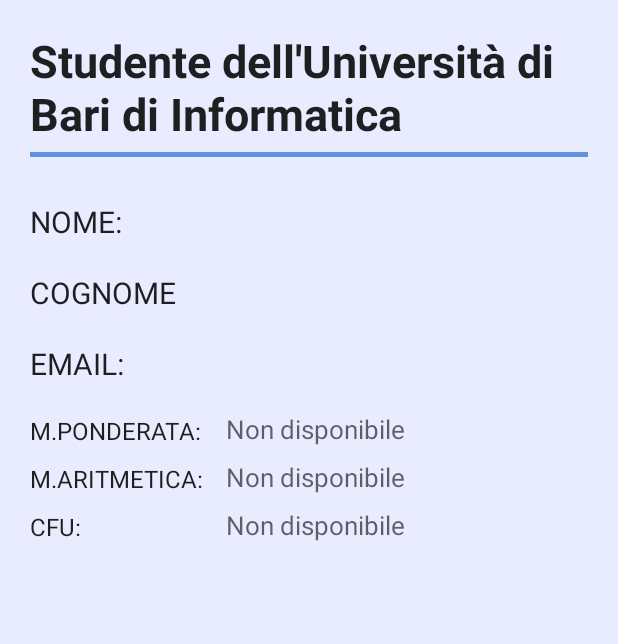
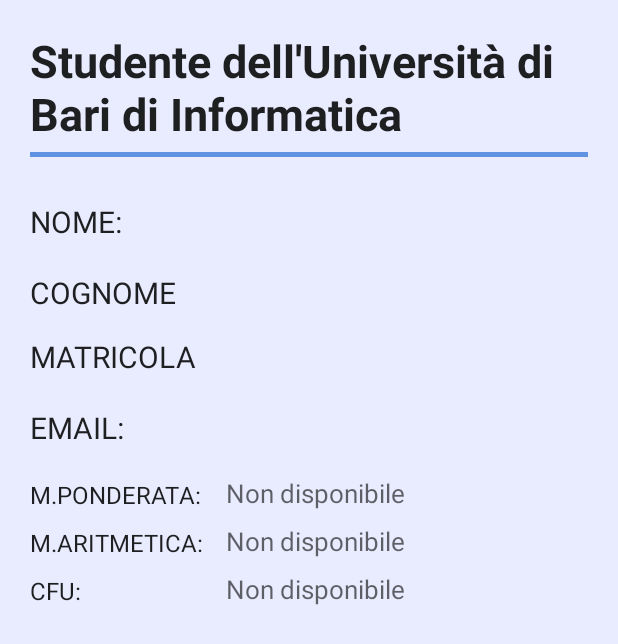
Before and after one commit to CoxRos/MyDibGruppo4, an Android app: the layout fragment_dati_personali.xml on its own in the app's theme, with its tools: preview values and no code run, on a phone screen of 412 x 824 dp. Shown: the top 644 px of the screen. Run offline under Robolectric (Android 15) with nearby library versions, the phone set to English and light mode, and no system bars.

Commit message:
added matricola to dati personali

```diff
--- a/app/src/main/java/gruppo4/dib/sms2016/mydib2016/business/logged/libretto/Libretto.java
+++ b/app/src/main/java/gruppo4/dib/sms2016/mydib2016/business/logged/libretto/Libretto.java
@@ -9,6 +9,7 @@
 import android.view.View;
 import android.view.ViewGroup;
 import android.widget.ImageView;
+import android.widget.LinearLayout;
 import android.widget.ListView;
 import android.widget.TextView;
 
@@ -39,6 +40,7 @@
     ListView listaEsami;
     TextView noItem,librettoMedia;
     ImageView noEsami;
+    LinearLayout subBar;
 
     private DAOLibretto db;
 
@@ -63,6 +65,7 @@
 
         db = new DAOLibretto(getContext());
 
+        subBar = (LinearLayout) getActivity().findViewById(R.id.subBarLibretto);
         noItem = (TextView) getActivity().findViewById(R.id.messageNoExam);
         listaEsami = (ListView) getActivity().findViewById(R.id.listEsami);
         noEsami = (ImageView) getActivity().findViewById(R.id.no_esami);
@@ -115,6 +118,7 @@
                             }
                         }
                         if (isEmpty) {
+                            subBar.setVisibility(View.GONE);
                             listaEsami.setVisibility(View.GONE);
                             noItem.setVisibility(View.VISIBLE);
                             noEsami.setVisibility(View.VISIBLE);
@@ -129,6 +133,7 @@
                 }, new Response.ErrorListener() {
                     @Override
                     public void onErrorResponse(VolleyError error) {
+                        subBar.setVisibility(View.GONE);
                         listaEsami.setVisibility(View.GONE);
                         noItem.setVisibility(View.VISIBLE);
                         noEsami.setVisibility(View.VISIBLE);
--- a/app/src/main/java/gruppo4/dib/sms2016/mydib2016/business/logged/profilo/Profilo.java
+++ b/app/src/main/java/gruppo4/dib/sms2016/mydib2016/business/logged/profilo/Profilo.java
@@ -38,6 +38,7 @@
         //Qui devo prendermi l'oggetto Utente con tutti i dati che mi vengono passati
         Bundle data = getIntent().getExtras();
         UtenteEntity utente = (UtenteEntity) data.getParcelable("utente");
+
 
         txtCognomeProfilo = (TextView) findViewById(R.id.txtCognomeProfilo);
         txtEmailProfilo = (TextView) findViewById(R.id.txtEmailProfilo);
--- a/app/src/main/java/gruppo4/dib/sms2016/mydib2016/business/logged/profilo/dati_personali/DatiPersonali.java
+++ b/app/src/main/java/gruppo4/dib/sms2016/mydib2016/business/logged/profilo/dati_personali/DatiPersonali.java
@@ -21,7 +21,7 @@
 
 public class DatiPersonali extends Fragment {
 
-    TextView nome,cognome,email,ponderata,aritmetica,cfu;
+    TextView nome,cognome,email,ponderata,aritmetica,cfu,txtMatricolaProfilo;
     public SharedPreferences preferences;
     public SharedPreferences.Editor editor;
     Utils utility;
@@ -50,6 +50,7 @@
         preferences = getActivity().getSharedPreferences("CREDENZIALI", Context.MODE_PRIVATE);
         editor = preferences.edit();
 
+        txtMatricolaProfilo = (TextView) getActivity().findViewById(R.id.matricolaProfilo);
         nome = (TextView) getActivity().findViewById(R.id.editNomeProfilo);
         cognome = (TextView) getActivity().findViewById(R.id.editCognomeProfilo);
         email = (TextView) getActivity().findViewById(R.id.editEmailProfilo);
@@ -60,6 +61,8 @@
         nome.setText(preferences.getString("nome", ""));
         cognome.setText(preferences.getString("cognome", ""));
         email.setText(preferences.getString("email", ""));
+        txtMatricolaProfilo.setText(preferences.getString("matricola", "Dato non disponibile"));
+
 
         //Qui avvaloro la lista di esami
         ArrayList<EsameEntity> esami =(ArrayList<EsameEntity>) db.getEsami();
--- a/app/src/main/res/layout/fragment_dati_personali.xml
+++ b/app/src/main/res/layout/fragment_dati_personali.xml
@@ -56,7 +56,7 @@
         android:textSize="20dp"
         android:layout_marginTop="20dp"
         android:id="@+id/textView7"
-        android:layout_below="@+id/textView6"
+        android:layout_below="@+id/txtmatr"
         android:layout_alignStart="@+id/textView6" />
 
     <TextView
@@ -149,4 +149,24 @@
         android:textSize="17dp"
         android:layout_alignBottom="@+id/textView10"
         android:layout_toEndOf="@+id/textView9" />
+
+    <TextView
+        android:layout_width="wrap_content"
+        android:layout_height="wrap_content"
+        android:text="MATRICOLA"
+        android:id="@+id/txtmatr"
+        android:textAppearance="?android:attr/textAppearanceLarge"
+        android:layout_marginTop="15dp"
+        android:textSize="20dp"
+        android:layout_below="@+id/textView6"
+        android:layout_alignParentStart="true" />
+    <TextView
+        android:layout_width="wrap_content"
+        android:layout_height="wrap_content"
+        android:textAppearance="?android:attr/textAppearanceMedium"
+        android:layout_marginLeft="15dp"
+        android:id="@+id/matricolaProfilo"
+        android:layout_alignBottom="@+id/txtmatr"
+        android:layout_toEndOf="@+id/textView8" />
+
 </RelativeLayout>
--- a/app/src/main/res/layout/fragment_libretto.xml
+++ b/app/src/main/res/layout/fragment_libretto.xml
@@ -11,6 +11,7 @@
         android:layout_height="wrap_content"
         android:background="@color/drawer"
         android:orientation="vertical"
+        android:id="@+id/subBarLibretto"
         android:paddingBottom="10dp"
         android:paddingTop="10dp"
         android:gravity="center">
```
